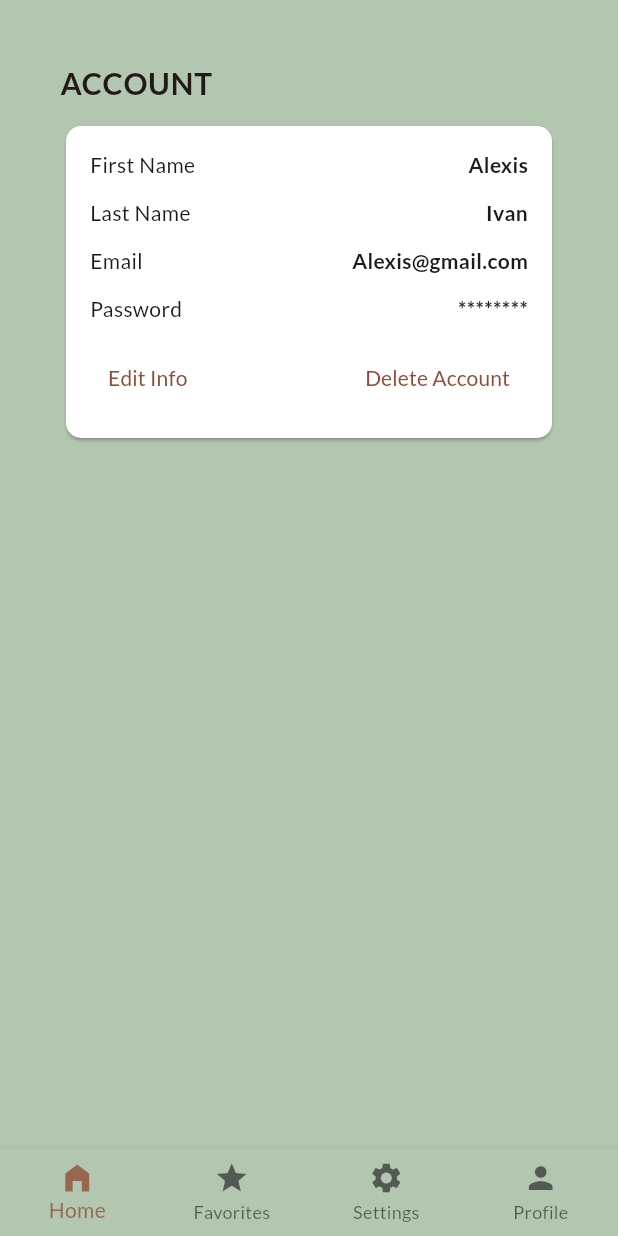
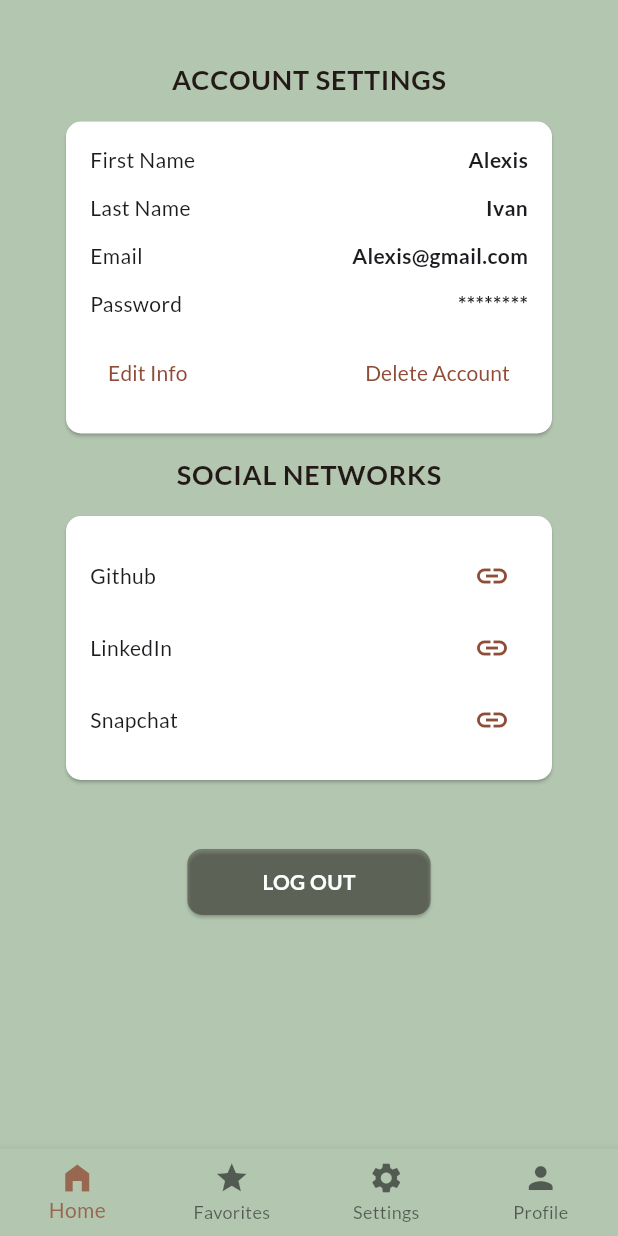
Before and after one commit to AlexisIvan2000/NutriAI_Lex, a Flutter app: the SettingsScreen screen opened directly, on a phone screen of 412 x 824 dp. Run offline on Flutter 3.47's test engine with Material 3 defaults, Android fonts, the phone set to English and light mode, and no system bars; our stand-ins replace google_fonts.

Commit message:
Added social media management: creation of a new screen to display links to GitHub, LinkedIn and Snapchat, with buttons to open them.

```diff
--- a/front_end/lib/screens/settings.dart
+++ b/front_end/lib/screens/settings.dart
@@ -1,6 +1,7 @@
 import 'package:flutter/material.dart';
 import 'package:front_end/widgets/dashboard/account_setting.dart';
 import 'package:front_end/widgets/dashboard/navigation.dart';
+import 'package:front_end/widgets/dashboard/social_networks.dart';
 
 class SettingsScreen extends StatefulWidget {
   const SettingsScreen({super.key});
@@ -20,19 +21,52 @@ class _SettingsScreenState extends State<SettingsScreen> {
           child: Column(
             mainAxisAlignment: MainAxisAlignment.center,
             children: [
-              Align(
-                alignment: Alignment.centerLeft,
-                child: Text(
-                  'ACCOUNT',
-                  style: Theme.of(context).textTheme.bodyLarge!.copyWith(
-                    fontSize: 20,
-                    fontWeight: FontWeight.w600,
-                    color: Theme.of(context).colorScheme.onSurface,
-                  ),
+              Text(
+                'ACCOUNT SETTINGS',
+                style: Theme.of(context).textTheme.bodyLarge!.copyWith(
+                  fontSize: 18,
+                  fontWeight: FontWeight.w600,
+                  color: Theme.of(context).colorScheme.onSurface,
                 ),
               ),
               const SizedBox(height: 10),
               const AccountSetting(),
+              const SizedBox(height: 10),
+              Text(
+                'SOCIAL NETWORKS',
+                style: Theme.of(context).textTheme.bodyLarge!.copyWith(
+                  fontSize: 18,
+                  fontWeight: FontWeight.w600,
+                  color: Theme.of(context).colorScheme.onSurface,
+                ),
+              ),
+              const SizedBox(height: 10),
+              const SocialNetworks(),
+              const SizedBox(height: 40),
+              Align(
+                alignment: Alignment.center,
+                child: ElevatedButton(
+                  onPressed: () {},
+                  style: ElevatedButton.styleFrom(
+                    backgroundColor: Theme.of(context).colorScheme.onSurface.withAlpha(100),
+                    shape: RoundedRectangleBorder(
+                      borderRadius: BorderRadius.circular(10.0),
+                    ),
+                    padding: const EdgeInsets.symmetric(
+                      horizontal: 50.0,
+                      vertical: 12.0,
+                    ),
+                  ),
+                  child: Text(
+                    'LOG OUT',
+                    style: Theme.of(context).textTheme.bodyMedium!.copyWith(
+                      color: Colors.white,
+                      fontWeight: FontWeight.w600,
+                    ),
+                  ),
+                ),
+
+              ),
             ],
           ),
         ),
--- /dev/null
+++ b/front_end/lib/widgets/dashboard/social_networks.dart
@@ -0,0 +1,89 @@
+import 'package:flutter/material.dart';
+import 'package:url_launcher/url_launcher.dart';
+
+final Uri _githubUrl = Uri.parse('https://github.com/AlexisIvan2000');
+final Uri _linkedInUrl = Uri.parse(
+  'https://www.linkedin.com/in/alexis-moungang-396104371',
+);
+final Uri _snapchatUrl = Uri.parse(
+  'https://www.snapchat.com/add/alexis_ivan00?share_id=bmC_7yVomHY&locale=en-CA',
+);
+
+class SocialNetworks extends StatefulWidget {
+  const SocialNetworks({super.key});
+
+  Future<void> _launchUrl(Uri url) async {
+    if (!await launchUrl(url)) {
+      throw Exception('Could not launch $url');
+    }
+  }
+
+  @override
+  State<SocialNetworks> createState() => _SocialNetworksState();
+}
+
+class _SocialNetworksState extends State<SocialNetworks> {
+  @override
+  Widget build(BuildContext context) {
+    return Card(
+      color: Colors.white,
+      shape: RoundedRectangleBorder(borderRadius: BorderRadius.circular(10.0)),
+      child: Padding(
+        padding: const EdgeInsets.all(16.0),
+        child: Column(
+          crossAxisAlignment: CrossAxisAlignment.start,
+          children: [
+            Row(
+              mainAxisAlignment: MainAxisAlignment.spaceBetween,
+              children: [
+                Text('Github', style: Theme.of(context).textTheme.bodyMedium),
+                IconButton(
+                  onPressed: () {
+                    widget._launchUrl(_githubUrl);
+                  },
+                  icon: Icon(
+                    Icons.link,
+                    color: Theme.of(context).colorScheme.primary,
+                    size: 24,
+                  ),
+                ),
+              ],
+            ),
+            Row(
+              mainAxisAlignment: MainAxisAlignment.spaceBetween,
+              children: [
+                Text('LinkedIn', style: Theme.of(context).textTheme.bodyMedium),
+                IconButton(
+                  onPressed: () {
+                    widget._launchUrl(_linkedInUrl);
+                  },
+                  icon: Icon(
+                    Icons.link,
+                    color: Theme.of(context).colorScheme.primary,
+                    size: 24,
+                  ),
+                ),
+              ],
+            ),
+            Row(
+              mainAxisAlignment: MainAxisAlignment.spaceBetween,
+              children: [
+                Text('Snapchat', style: Theme.of(context).textTheme.bodyMedium),
+                IconButton(
+                  onPressed: () {
+                    widget._launchUrl(_snapchatUrl);
+                  },
+                  icon: Icon(
+                    Icons.link,
+                    color: Theme.of(context).colorScheme.primary,
+                    size: 24,
+                  ),
+                ),
+              ],
+            ),
+          ],
+        ),
+      ),
+    );
+  }
+}
--- a/front_end/pubspec.yaml
+++ b/front_end/pubspec.yaml
@@ -10,6 +10,7 @@ dependencies:
   flutter:
     sdk: flutter
   google_fonts: ^6.3.2
+  url_launcher: ^6.3.2
 
 dev_dependencies:
   flutter_test:
```
Also changed, not shown: front_end/pubspec.lock, 5 other files.
